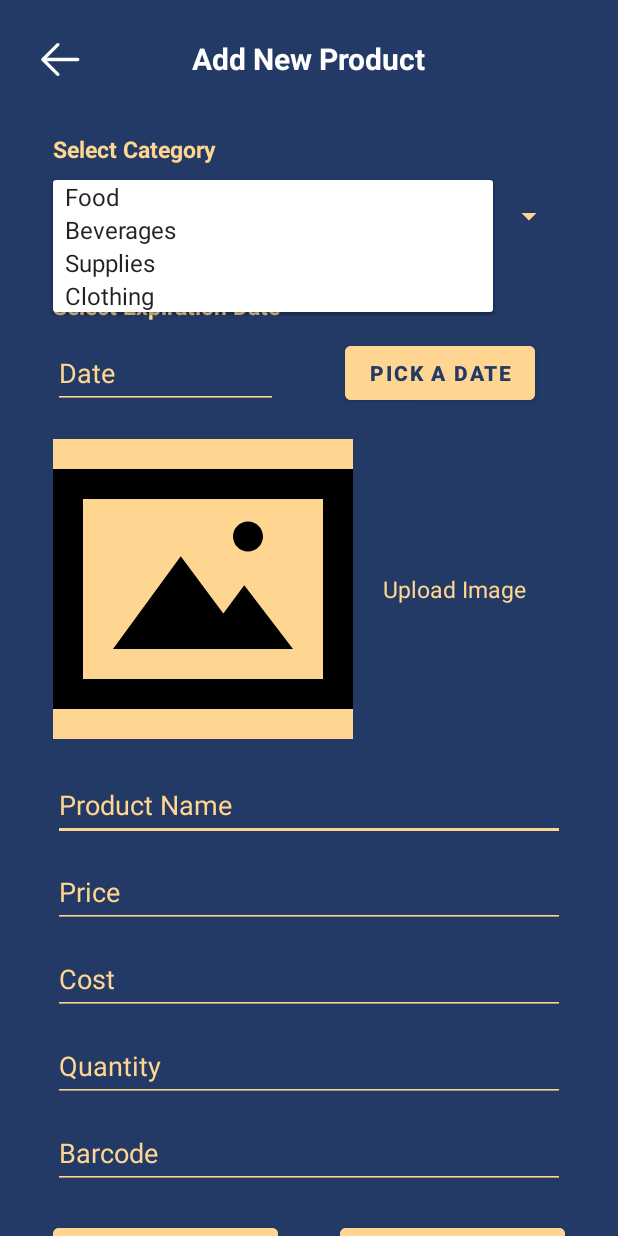
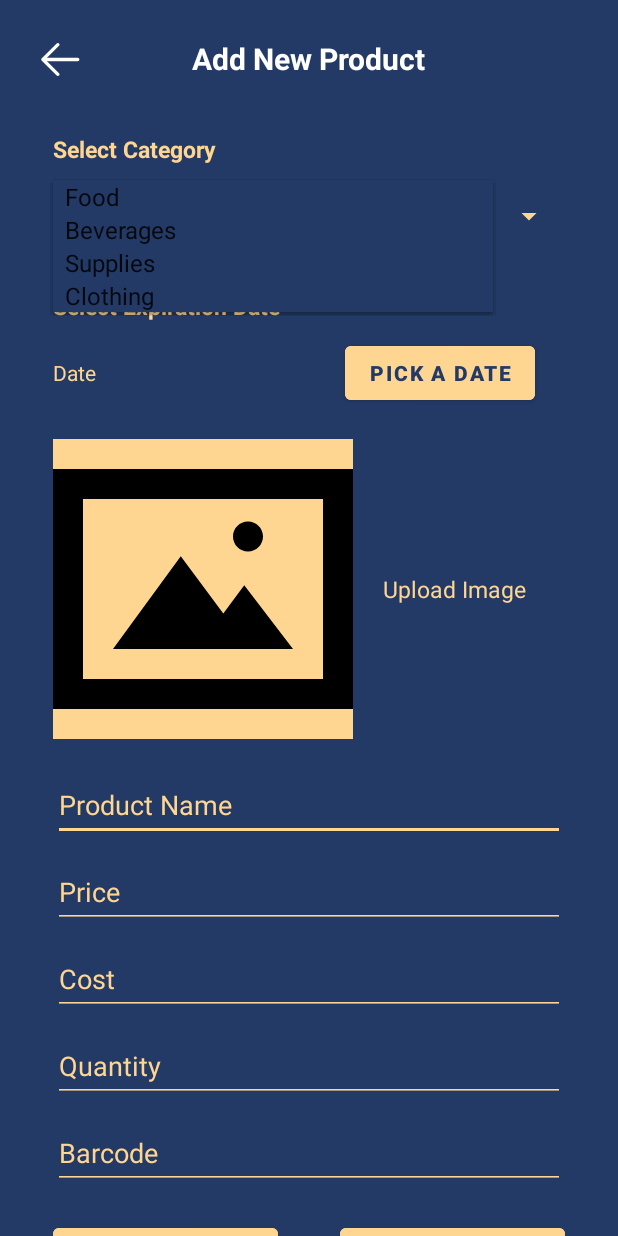
Before and after one commit to dy-chrstn/Wonder-Pets_SwiftSell, an Android app: the AddProductActivity screen opened directly, with no data from a screen before it, after a tap on "Food", on a phone screen of 412 x 824 dp. Run offline under Robolectric (Android 15) with nearby library versions, the phone set to English and light mode, and no system bars; our stand-ins replace Firebase (no records; nobody signed in at launch, a user with empty details on screens opened directly).

Commit message:
Spinner and Date Pick back end fix

```diff
--- a/app/src/main/java/com/example/scanit/AddProductActivity.kt
+++ b/app/src/main/java/com/example/scanit/AddProductActivity.kt
@@ -1,21 +1,28 @@
 package com.example.scanit
 
 import android.app.DatePickerDialog
+import android.graphics.Color
 import androidx.appcompat.app.AppCompatActivity
 import android.os.Bundle
 import android.view.View
 import android.widget.AdapterView
 import android.widget.ArrayAdapter
 import android.widget.Button
+import android.widget.EditText
 import android.widget.Spinner
+import android.widget.TextView
 import com.example.scanit.databinding.ActivityAddProductBinding
 import com.google.firebase.database.DatabaseReference
+import java.text.SimpleDateFormat
 import java.util.Calendar
+import java.util.Locale
 
 class AddProductActivity : AppCompatActivity() {
     var sImage:String? = ""
     private lateinit var db: DatabaseReference
     private lateinit var binding: ActivityAddProductBinding
+    private lateinit var buttonDate : Button
+    private lateinit var txtDatePicker : EditText
 
     override fun onCreate(savedInstanceState: Bundle?) {
         super.onCreate(savedInstanceState)
@@ -23,7 +30,10 @@ class AddProductActivity : AppCompatActivity() {
 
         // Get the spinner from the layout
         val spinner = findViewById<Spinner>(R.id.spinner)
-        val buttonDate = findViewById<Button>(R.id.pickDate_btn)
+        val textView = findViewById<TextView>(R.id.date_text)
+
+        val button = findViewById<Button>(R.id.date_button)
+
         // Create an array adapter to hold the spinner items
         val items = arrayOf("Food", "Beverages", "Supplies", "Clothing")
         val adapter = ArrayAdapter(this, android.R.layout.simple_spinner_item, items)
@@ -43,26 +53,28 @@ class AddProductActivity : AppCompatActivity() {
             }
         }
 
-        buttonDate.setOnClickListener {
-            val cal = Calendar.getInstance()
+
+
+
+        button.setOnClickListener {
             val datePickerDialog = DatePickerDialog(
                 this,
                 { _, year, month, dayOfMonth ->
-                    cal.set(year, month, dayOfMonth)
-                    val date = cal.time
-                    // Do something with the date
+                    textView.text = "${month + 1}/${dayOfMonth}/${year}"
+                    textView.setTextColor(Color.parseColor("#FFD691"))
                 },
-                cal.get(Calendar.YEAR),
-                cal.get(Calendar.MONTH),
-                cal.get(Calendar.DAY_OF_MONTH)
+                Calendar.getInstance().get(Calendar.YEAR),
+                Calendar.getInstance().get(Calendar.MONTH),
+                Calendar.getInstance().get(Calendar.DAY_OF_MONTH)
             )
-
             datePickerDialog.show()
         }
 
 
 
     }
+
+
 
     fun insertData(view: View){
 
--- a/app/src/main/res/layout/activity_add_product.xml
+++ b/app/src/main/res/layout/activity_add_product.xml
@@ -60,6 +60,7 @@
             android:backgroundTint="@color/light_yellow"
             android:layout_width="match_parent"
             android:layout_height="48dp"
+            android:popupBackground="@color/blue"
             android:layout_alignParentTop="true"
             android:layout_centerHorizontal="true"
             android:layout_marginStart="20dp"
@@ -71,7 +72,7 @@
             android:id="@+id/textView3"
             android:layout_width="wrap_content"
             android:layout_height="wrap_content"
-            android:text="Select Expiration Date"
+            android:text="@string/select_expiration_date"
             android:textColor="@color/light_yellow"
             android:textSize="15sp"
             android:textStyle="bold"
@@ -85,11 +86,11 @@
             android:layout_marginHorizontal="20dp"
             android:layout_height="wrap_content">
 
-            <EditText
+            <TextView
+                android:id="@+id/date_text"
                 android:layout_width="150dp"
+                android:gravity="center_vertical"
                 android:textColorHint="@color/light_yellow"
-                android:focusable="false"
-                android:focusableInTouchMode="false"
                 android:hint="@string/date"
                 android:backgroundTint="@color/light_yellow"
                 android:layout_alignParentStart="true"
@@ -98,7 +99,7 @@
 
 
             <Button
-                android:id="@+id/pickDate_btn"
+                android:id="@+id/date_button"
                 android:layout_marginHorizontal="20dp"
                 android:backgroundTint="@color/light_yellow"
                 android:textColor="@color/blue"
--- a/app/src/main/res/values/strings.xml
+++ b/app/src/main/res/values/strings.xml
@@ -35,4 +35,5 @@
     <string name="sign_in">SIGN IN</string>
     <string name="pick_a_date">Pick a date</string>
     <string name="date">Date</string>
+    <string name="select_expiration_date">Select Expiration Date</string>
 </resources>
```
